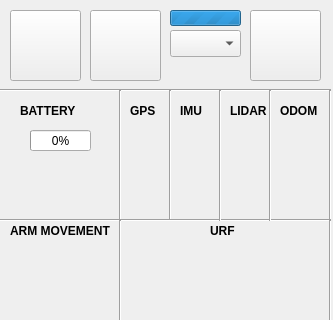
Old version of the form robotican_gui/resources/ui/robotican_gui.ui in the repository yossi2010/robotican; both pictures show x 0 to 333 and y 0 to 320 of the 333 by 507 pixel window.
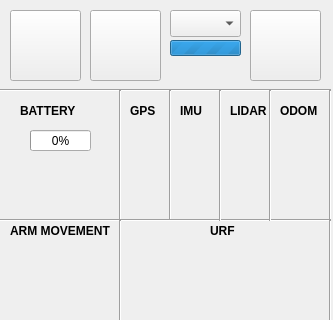
New version of the form. Icons and pictures are not drawn.

```diff
--- a/robotican_gui/resources/ui/robotican_gui.ui
+++ b/robotican_gui/resources/ui/robotican_gui.ui
@@ -1160,7 +1160,7 @@
     <property name="geometry">
      <rect>
       <x>170</x>
-      <y>10</y>
+      <y>40</y>
       <width>71</width>
       <height>16</height>
      </rect>
@@ -1192,7 +1192,7 @@
     <property name="geometry">
      <rect>
       <x>170</x>
-      <y>30</y>
+      <y>10</y>
       <width>71</width>
       <height>27</height>
      </rect>
```
